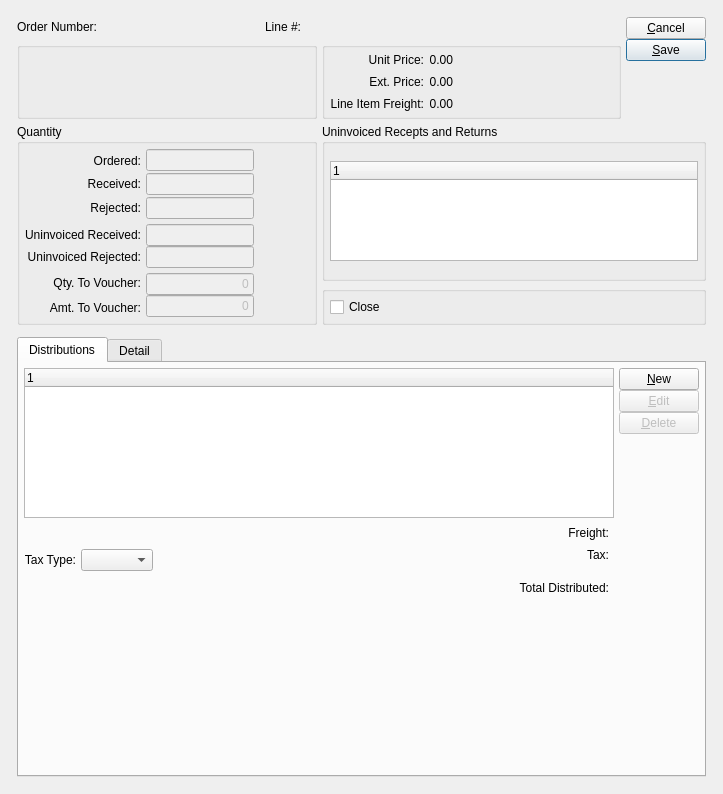
Before: the Qt Designer form guiclient/voucherItem.ui in Pegasus-RPG/xtuple-client, drawn with Qt 5.
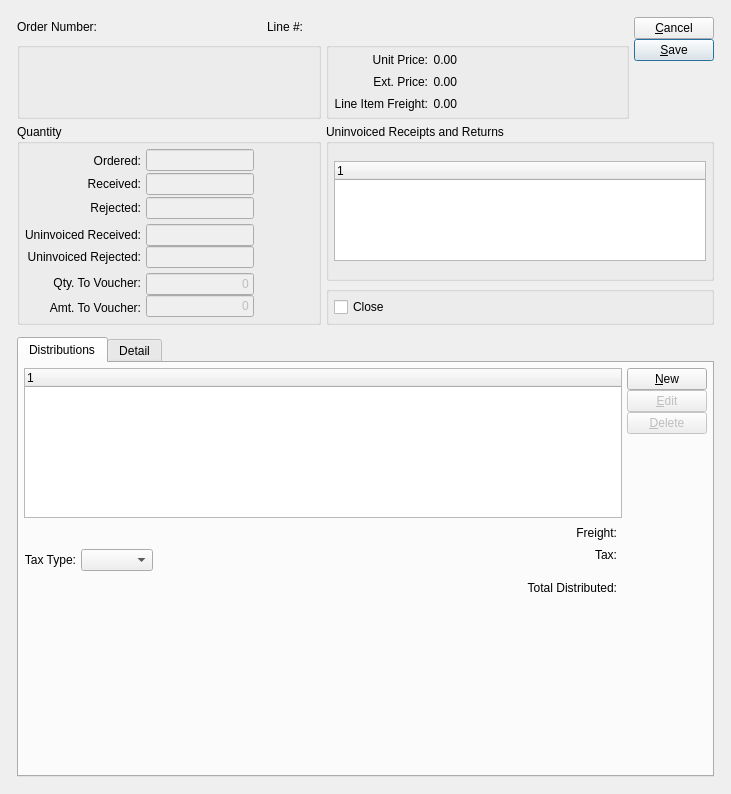
After: the same form once the commit is applied. Custom widgets are drawn as their Qt base class.

Commit message: Issue #22775:fix misspelling

What changed in the file:
```diff
--- a/guiclient/voucherItem.ui
+++ b/guiclient/voucherItem.ui
@@ -13,7 +13,7 @@
    <rect>
     <x>0</x>
     <y>0</y>
-    <width>723</width>
+    <width>731</width>
     <height>794</height>
    </rect>
   </property>
@@ -589,7 +589,7 @@
        <item row="2" column="1" colspan="2">
         <widget class="QGroupBox" name="_uninvoicedGroup">
          <property name="title">
-          <string>Uninvoiced Recepts and Returns</string>
+          <string>Uninvoiced Receipts and Returns</string>
          </property>
          <layout class="QGridLayout" name="gridLayout_4">
           <item row="0" column="0">
```
